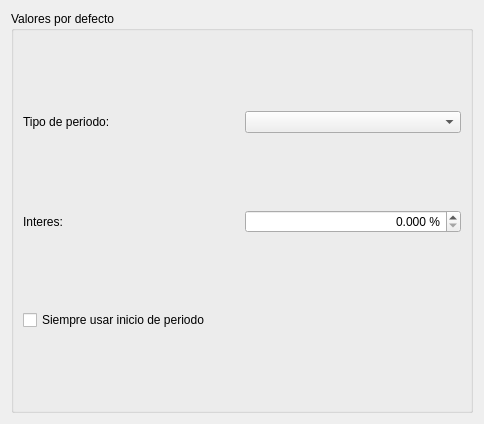
The window that trunk/plugins/cuotas/formprefcuotasbase.ui (chungote/gestotux) describes before a commit, drawn with Qt 5.
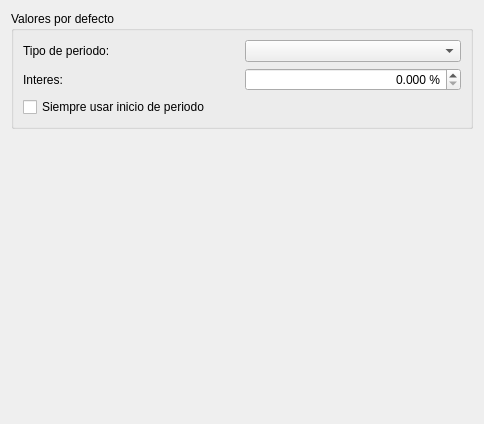
The same window after the commit.

Commit message: - Mejoradas ventanas de datos de preferencias de ctacte, cuotas, descuentos y clientes.

What changed in the file:
```diff
--- a/trunk/plugins/cuotas/formprefcuotasbase.ui
+++ b/trunk/plugins/cuotas/formprefcuotasbase.ui
@@ -68,6 +68,19 @@
      </layout>
     </widget>
    </item>
+   <item>
+    <spacer name="verticalSpacer">
+     <property name="orientation">
+      <enum>Qt::Vertical</enum>
+     </property>
+     <property name="sizeHint" stdset="0">
+      <size>
+       <width>20</width>
+       <height>40</height>
+      </size>
+     </property>
+    </spacer>
+   </item>
   </layout>
  </widget>
  <resources/>
```
The commit also changes 2 other files.
